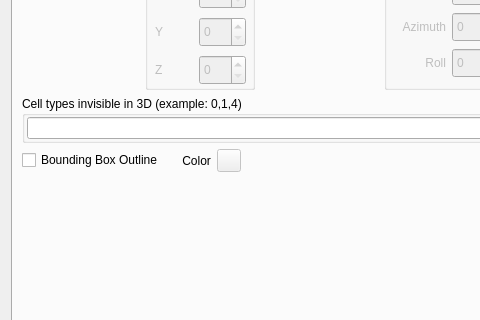
Above: CompuCell3D/player/Configuration/cc3D_prefs.ui from CompuCell3D/CompuCell3D before the change; both pictures show x 0 to 480 and y 99 to 419 of the 656 by 570 pixel window. Below: the same form after it.
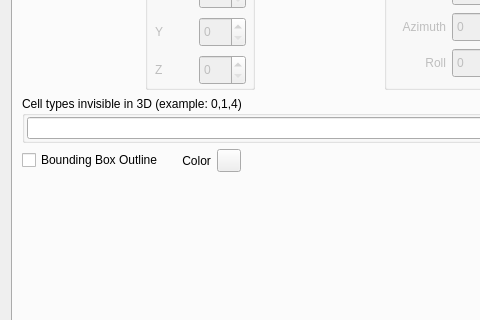
That is the form after the change. The open tabs and pages were chosen to show the change.

The edit to the form file:
```diff
--- a/CompuCell3D/player/Configuration/cc3D_prefs.ui
+++ b/CompuCell3D/player/Configuration/cc3D_prefs.ui
@@ -1361,7 +1361,7 @@
              <item>
               <widget class="QToolButton" name="boundingBoxColorButton">
                <property name="enabled">
-                <bool>false</bool>
+                <bool>true</bool>
                </property>
                <property name="text">
                 <string/>
```
Left out of the diff: 4 changed lines with no effect on the pictures.
